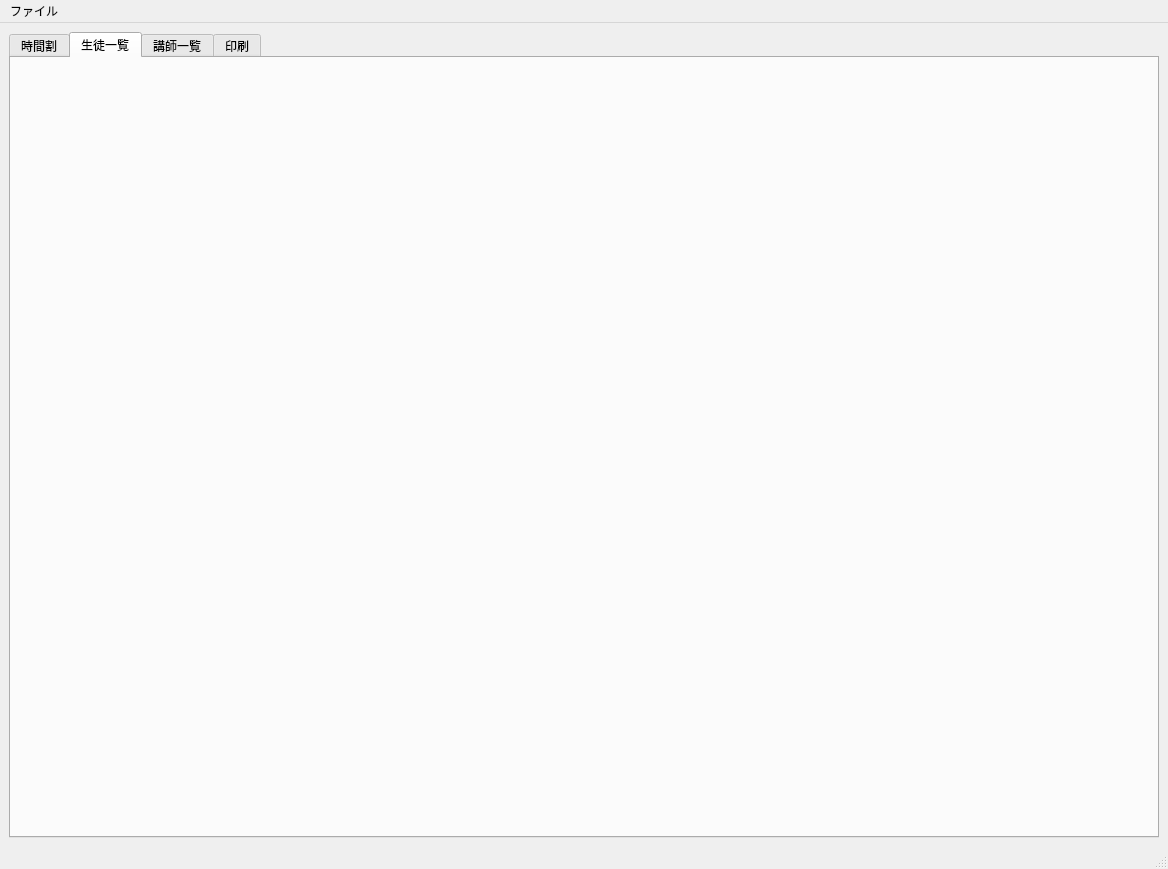
Before: the Qt Designer form mainwindow.ui in ROMEKANA/TimeTable, drawn with Qt 5.
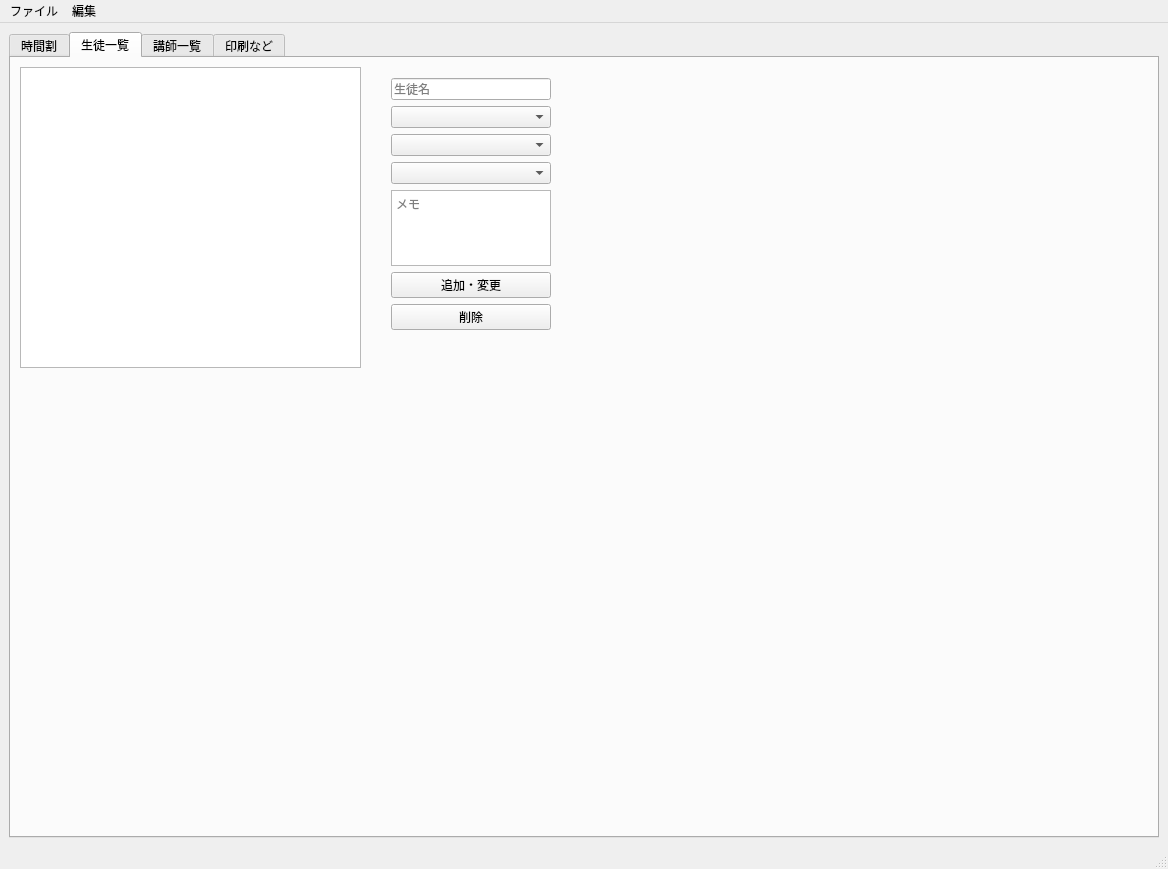
After: the same form once the commit is applied. The open tabs and pages were chosen to show the change.

Commit message: UIのレイアウトを改善し、ボタンとラインを追加。メニュー項目のテキストを日本語に更新。

What changed in the file:
```diff
--- a/mainwindow.ui
+++ b/mainwindow.ui
@@ -14,7 +14,7 @@
    <string>塾時間割表</string>
   </property>
   <widget class="QWidget" name="centralwidget">
-   <layout class="QHBoxLayout" name="horizontalLayout_2">
+   <layout class="QVBoxLayout" name="verticalLayout_2">
     <item>
      <widget class="QTabWidget" name="mainTabWidget">
       <property name="sizePolicy">
@@ -210,6 +210,80 @@
        <attribute name="title">
         <string>生徒一覧</string>
        </attribute>
+       <widget class="QListView" name="studentListView">
+        <property name="geometry">
+         <rect>
+          <x>9</x>
+          <y>9</y>
+          <width>341</width>
+          <height>301</height>
+         </rect>
+        </property>
+       </widget>
+       <widget class="QWidget" name="verticalLayoutWidget_2">
+        <property name="geometry">
+         <rect>
+          <x>380</x>
+          <y>20</y>
+          <width>160</width>
+          <height>252</height>
+         </rect>
+        </property>
+        <layout class="QVBoxLayout" name="verticalLayout_5">
+         <item>
+          <widget class="QLineEdit" name="studentNameInput">
+           <property name="placeholderText">
+            <string>生徒名</string>
+           </property>
+          </widget>
+         </item>
+         <item>
+          <widget class="QComboBox" name="studentGradeComboBox">
+           <property name="placeholderText">
+            <string>学年</string>
+           </property>
+          </widget>
+         </item>
+         <item>
+          <widget class="QComboBox" name="studenGenderComboBox">
+           <property name="placeholderText">
+            <string>性別</string>
+           </property>
+          </widget>
+         </item>
+         <item>
+          <widget class="QComboBox" name="studentSchoolComboBox">
+           <property name="placeholderText">
+            <string>学年</string>
+           </property>
+          </widget>
+         </item>
+         <item>
+          <widget class="QTextEdit" name="studentMemoTextEdit">
+           <property name="cursor" stdset="0">
+            <cursorShape>IBeamCursor</cursorShape>
+           </property>
+           <property name="placeholderText">
+            <string>メモ</string>
+           </property>
+          </widget>
+         </item>
+         <item>
+          <widget class="QPushButton" name="studentApplyButton">
+           <property name="text">
+            <string>追加・変更</string>
+           </property>
+          </widget>
+         </item>
+         <item>
+          <widget class="QPushButton" name="studentDeleteButton">
+           <property name="text">
+            <string>削除</string>
+           </property>
+          </widget>
+         </item>
+        </layout>
+       </widget>
       </widget>
       <widget class="QWidget" name="teacherTab">
        <attribute name="title">
@@ -218,7 +292,7 @@
       </widget>
       <widget class="QWidget" name="exportTab">
        <attribute name="title">
-        <string>印刷</string>
+        <string>印刷など</string>
        </attribute>
       </widget>
      </widget>
@@ -238,8 +312,24 @@
     <property name="title">
      <string>ファイル</string>
     </property>
+    <addaction name="actionScheduleSave"/>
+    <addaction name="actiondScheduleLoad"/>
+    <addaction name="actionSchedulePrint"/>
+    <addaction name="actionStudentLoad"/>
+    <addaction name="actionStudentSave"/>
+    <addaction name="separator"/>
+    <addaction name="actionTeacherLoad"/>
+    <addaction name="actionTeacherSave"/>
+   </widget>
+   <widget class="QMenu" name="menu">
+    <property name="title">
+     <string>編集</string>
+    </property>
+    <addaction name="actionAddschool"/>
+    <addaction name="actionDeleteSchool"/>
    </widget>
    <addaction name="menuFile"/>
+   <addaction name="menu"/>
   </widget>
   <widget class="QStatusBar" name="statusbar"/>
  </widget>
```
Left out of the diff: 190 changed lines with no effect on the pictures.
